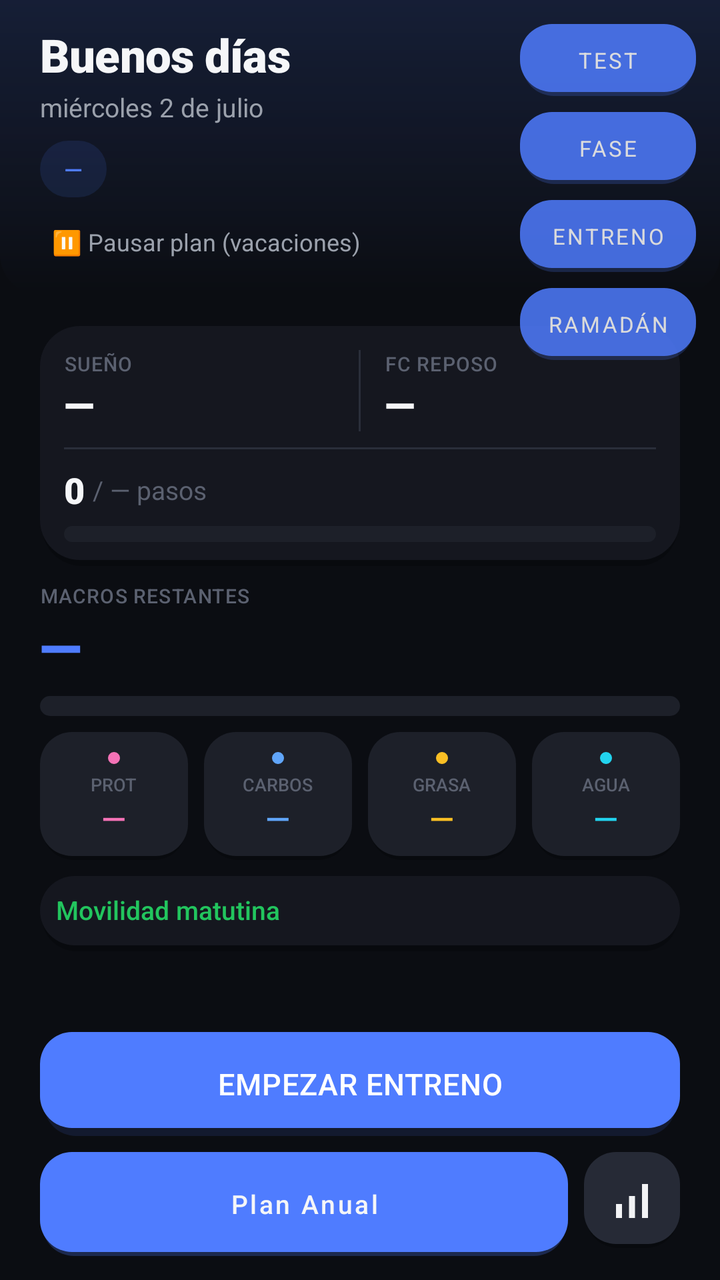
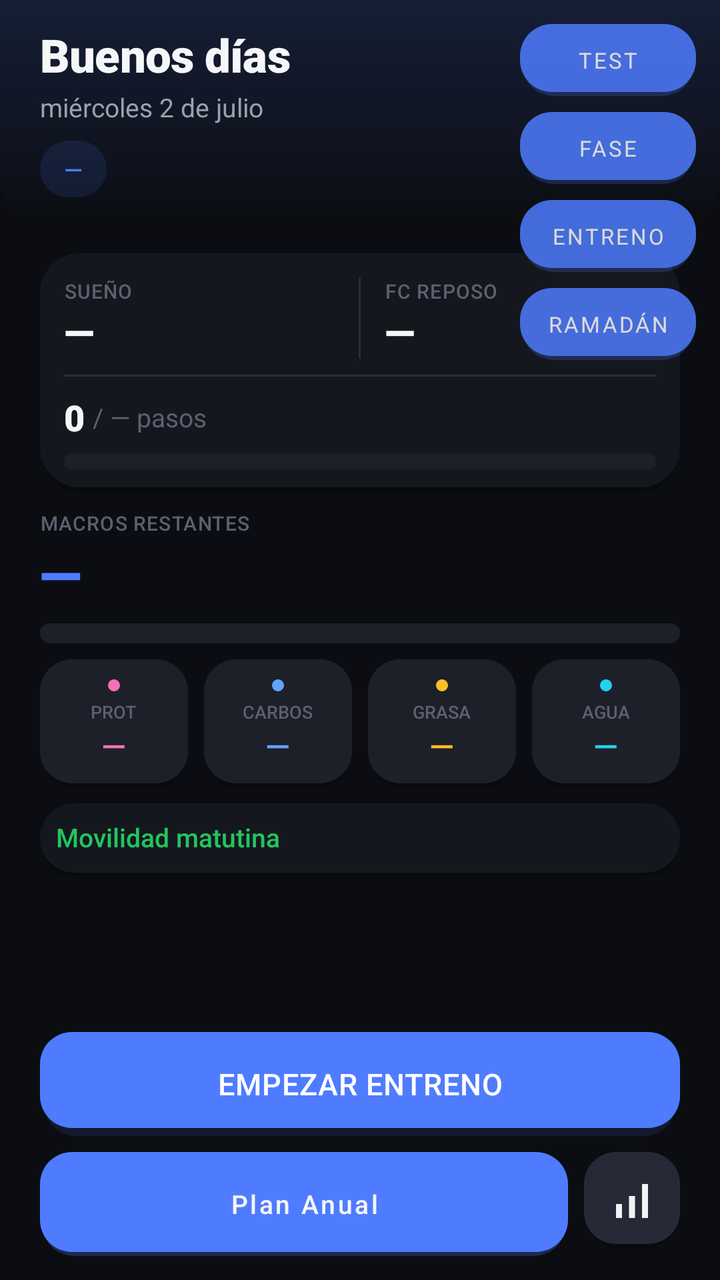

Compare the two renders of this Android layout. The source of the first and the diff that turns it into the second are given below.
<!-- AndroidManifest.xml: application theme Theme.FitBase -->
<!-- res/layout/activity_home.xml -->
<?xml version="1.0" encoding="utf-8"?>
<FrameLayout xmlns:android="http://schemas.android.com/apk/res/android"
    android:layout_width="match_parent"
    android:layout_height="match_parent"
    android:background="@color/background">


<LinearLayout
    android:layout_width="match_parent"
    android:layout_height="match_parent"
    android:orientation="vertical">

<ScrollView
    android:layout_width="match_parent"
    android:layout_height="0dp"
    android:layout_weight="1"
    android:fillViewport="true">

    <LinearLayout
        android:layout_width="match_parent"
        android:layout_height="wrap_content"
        android:orientation="vertical">

        
        <LinearLayout
            android:layout_width="match_parent"
            android:layout_height="wrap_content"
            android:orientation="vertical"
            android:background="@drawable/bg_hero_panel"
            android:paddingHorizontal="@dimen/screen_padding"
            android:paddingTop="@dimen/space_md"
            android:paddingBottom="@dimen/space_md">

            <TextView
                android:id="@+id/tvSaludo"
                android:layout_width="wrap_content"
                android:layout_height="wrap_content"
                android:text="Buenos días"
                android:textSize="@dimen/home_text_greeting"
                android:textColor="@color/text_primary"
                android:fontFamily="sans-serif-black"
                android:letterSpacing="-0.01" />

            <TextView
                android:id="@+id/tvFecha"
                android:layout_width="wrap_content"
                android:layout_height="wrap_content"
                android:text="miércoles 2 de julio"
                android:textSize="@dimen/home_text_meta"
                android:textColor="@color/text_secondary"
                android:layout_marginTop="2dp" />

            <LinearLayout
                android:layout_width="wrap_content"
                android:layout_height="wrap_content"
                android:orientation="horizontal"
                android:layout_marginTop="@dimen/space_sm"
                android:gravity="center_vertical">

                <TextView
                    android:id="@+id/tvTipoDia"
                    android:layout_width="wrap_content"
                    android:layout_height="wrap_content"
                    android:text="—"
                    android:textSize="@dimen/home_text_chip"
                    android:fontFamily="sans-serif-medium"
                    android:textColor="@color/accent"
                    android:background="@drawable/bg_chip_accent"
                    android:paddingHorizontal="@dimen/space_md"
                    android:paddingVertical="@dimen/space_xs" />

                <TextView
                    android:id="@+id/tvTipoSesion"
                    android:layout_width="wrap_content"
                    android:layout_height="wrap_content"
                    android:layout_marginStart="@dimen/space_sm"
                    android:text="—"
                    android:textSize="@dimen/home_text_chip"
                    android:fontFamily="sans-serif-medium"
                    android:textColor="@color/text_primary"
                    android:background="@drawable/bg_badge_actual"
                    android:paddingHorizontal="@dimen/space_md"
                    android:paddingVertical="@dimen/space_xs"
                    android:visibility="gone" />

                <TextView
                    android:id="@+id/tvFaseNombre"
                    android:layout_width="wrap_content"
                    android:layout_height="wrap_content"
                    android:layout_marginStart="@dimen/space_sm"
                    android:text="Hipertrofia I"
                    android:textSize="@dimen/home_text_chip"
                    android:textColor="@color/text_secondary"
                    android:background="@drawable/bg_badge_actual"
                    android:paddingHorizontal="@dimen/space_md"
                    android:paddingVertical="@dimen/space_xs"
                    android:visibility="gone" />
            </LinearLayout>

            
            <TextView
                android:id="@+id/tvResumenEntreno"
                android:layout_width="wrap_content"
                android:layout_height="wrap_content"
                android:layout_marginTop="@dimen/space_xs"
                android:text="—"
                android:textSize="@dimen/home_text_chip"
                android:textColor="@color/text_secondary"
                android:background="@drawable/bg_badge_actual"
                android:paddingHorizontal="@dimen/space_md"
                android:paddingVertical="@dimen/space_xs"
                android:visibility="gone" />

            <TextView
                android:id="@+id/tvPausarPlan"
                android:layout_width="wrap_content"
                android:layout_height="wrap_content"
                android:layout_marginTop="@dimen/space_sm"
                android:text="⏸ Pausar plan (vacaciones)"
                android:textSize="@dimen/home_text_chip"
                android:textColor="@color/text_secondary"
                android:padding="@dimen/space_xs"
                android:clickable="true"
                android:focusable="true"
                android:background="?attr/selectableItemBackground" />
        </LinearLayout>

        <LinearLayout
            android:layout_width="match_parent"
            android:layout_height="wrap_content"
            android:orientation="vertical"
            android:paddingHorizontal="@dimen/screen_padding"
            android:paddingTop="@dimen/space_sm"
            android:paddingBottom="@dimen/space_md">

        
        <LinearLayout
            android:id="@+id/bannerAusencia"
            android:layout_width="match_parent"
            android:layout_height="wrap_content"
            android:orientation="horizontal"
            android:background="@drawable/bg_card_flat"
            android:padding="@dimen/space_md"
            android:layout_marginTop="@dimen/space_sm"
            android:visibility="gone">

            <TextView
                android:id="@+id/tvAusenciaMensaje"
                android:layout_width="match_parent"
                android:layout_height="wrap_content"
                android:textSize="@dimen/home_text_chip"
                android:textColor="@color/text_secondary" />
        </LinearLayout>

        
        <LinearLayout
            android:id="@+id/cardManana"
            android:layout_width="match_parent"
            android:layout_height="wrap_content"
            android:orientation="horizontal"
            android:gravity="center_vertical"
            android:background="@drawable/bg_card_flat"
            android:padding="@dimen/space_md"
            android:layout_marginTop="@dimen/space_sm"
            android:visibility="gone">

            <TextView
                android:layout_width="wrap_content"
                android:layout_height="wrap_content"
                android:text="Mañana"
                android:textSize="@dimen/home_text_chip"
                android:fontFamily="sans-serif-medium"
                android:textColor="@color/accent" />

            <TextView
                android:id="@+id/tvMananaResumen"
                android:layout_width="0dp"
                android:layout_height="wrap_content"
                android:layout_weight="1"
                android:layout_marginStart="@dimen/space_sm"
                android:textSize="@dimen/home_text_chip"
                android:textColor="@color/text_secondary"
                android:gravity="end" />
        </LinearLayout>

        
        <LinearLayout
            android:id="@+id/bannerRamadan"
            android:layout_width="match_parent"
            android:layout_height="wrap_content"
            android:orientation="vertical"
            android:background="@drawable/bg_card_flat"
            android:padding="@dimen/space_md"
            android:layout_marginTop="@dimen/space_sm"
            android:visibility="gone">

            <TextView
                android:id="@+id/tvRamadanTitulo"
                android:layout_width="match_parent"
                android:layout_height="wrap_content"
                android:textSize="@dimen/home_text_meta"
                android:fontFamily="sans-serif-medium"
                android:textColor="@color/accent" />

            <TextView
                android:id="@+id/tvRamadanDetalle"
                android:layout_width="match_parent"
                android:layout_height="wrap_content"
                android:layout_marginTop="@dimen/space_xxs"
                android:textSize="@dimen/home_text_chip"
                android:textColor="@color/text_secondary" />
        </LinearLayout>

        
        <LinearLayout
            android:layout_width="match_parent"
            android:layout_height="wrap_content"
            android:orientation="vertical"
            android:background="@drawable/bg_card_flat"
            android:padding="@dimen/space_md"
            android:layout_marginTop="@dimen/space_sm">

            <LinearLayout
                android:layout_width="match_parent"
                android:layout_height="wrap_content"
                android:orientation="horizontal">

                <LinearLayout
                    android:layout_width="0dp"
                    android:layout_height="wrap_content"
                    android:layout_weight="1"
                    android:orientation="vertical">
                    <TextView
                        android:layout_width="wrap_content"
                        android:layout_height="wrap_content"
                        android:text="SUEÑO"
                        android:textSize="@dimen/home_text_label"
                        android:fontFamily="sans-serif-medium"
                        android:letterSpacing="0.04"
                        android:textColor="@color/text_tertiary" />
                    <TextView
                        android:id="@+id/tvSleepScore"
                        android:layout_width="wrap_content"
                        android:layout_height="wrap_content"
                        android:text="—"
                        android:textSize="@dimen/home_text_value_lg"
                        android:fontFamily="sans-serif-black"
                        android:textColor="@color/text_primary" />
                </LinearLayout>

                <View
                    android:layout_width="1dp"
                    android:layout_height="match_parent"
                    android:background="@color/colorSeparator" />

                <LinearLayout
                    android:layout_width="0dp"
                    android:layout_height="wrap_content"
                    android:layout_weight="1"
                    android:orientation="vertical"
                    android:paddingStart="@dimen/space_md">
                    <TextView
                        android:layout_width="wrap_content"
                        android:layout_height="wrap_content"
                        android:text="FC REPOSO"
                        android:textSize="@dimen/home_text_label"
                        android:fontFamily="sans-serif-medium"
                        android:letterSpacing="0.04"
                        android:textColor="@color/text_tertiary" />
                    <TextView
                        android:id="@+id/tvFcReposo"
                        android:layout_width="wrap_content"
                        android:layout_height="wrap_content"
                        android:text="—"
                        android:textSize="@dimen/home_text_value_lg"
                        android:fontFamily="sans-serif-black"
                        android:textColor="@color/text_primary" />
                </LinearLayout>
            </LinearLayout>

            <TextView
                android:id="@+id/tvAvisoFatiga"
                android:layout_width="match_parent"
                android:layout_height="wrap_content"
                android:text="Sueño pobre — sesión reducida"
                android:textSize="@dimen/home_text_chip"
                android:textColor="@color/warning"
                android:layout_marginTop="@dimen/space_xs"
                android:visibility="gone" />

            <View
                android:layout_width="match_parent"
                android:layout_height="1dp"
                android:background="@color/colorSeparator"
                android:layout_marginTop="@dimen/space_sm"
                android:layout_marginBottom="@dimen/space_sm" />

            <LinearLayout
                android:layout_width="match_parent"
                android:layout_height="wrap_content"
                android:orientation="horizontal"
                android:gravity="center_vertical">

                <TextView
                    android:id="@+id/tvPasos"
                    android:layout_width="wrap_content"
                    android:layout_height="wrap_content"
                    android:text="0"
                    android:textSize="@dimen/home_text_value_md"
                    android:fontFamily="sans-serif-black"
                    android:textColor="@color/text_primary" />

                <TextView
                    android:id="@+id/tvPasosObj"
                    android:layout_width="wrap_content"
                    android:layout_height="wrap_content"
                    android:text="/ — pasos"
                    android:textSize="@dimen/home_text_meta"
                    android:textColor="@color/text_tertiary"
                    android:layout_marginStart="@dimen/space_xxs" />
            </LinearLayout>

            <ProgressBar
                android:id="@+id/progressPasos"
                style="@android:style/Widget.ProgressBar.Horizontal"
                android:layout_width="match_parent"
                android:layout_height="8dp"
                android:layout_marginTop="@dimen/space_xs"
                android:progressDrawable="@drawable/progress_pasos"
                android:max="8000" />

            <TextView
                android:id="@+id/tvCardioInfo"
                android:layout_width="match_parent"
                android:layout_height="wrap_content"
                android:text="20 min bici post-gym"
                android:textSize="@dimen/home_text_chip"
                android:textColor="@color/text_secondary"
                android:layout_marginTop="@dimen/space_sm"
                android:visibility="gone" />
        </LinearLayout>

        
        <TextView
            android:layout_width="wrap_content"
            android:layout_height="wrap_content"
            android:text="MACROS RESTANTES"
            android:textSize="@dimen/home_text_label"
            android:fontFamily="sans-serif-medium"
            android:letterSpacing="0.04"
            android:textColor="@color/text_tertiary"
            android:layout_marginTop="@dimen/space_sm" />

        <TextView
            android:id="@+id/tvCaloriasRestantes"
            android:layout_width="wrap_content"
            android:layout_height="wrap_content"
            android:text="—"
            android:textSize="@dimen/home_text_value_xl"
            android:textColor="@color/accent"
            android:fontFamily="sans-serif-black"
            android:letterSpacing="-0.02" />

        <ProgressBar
            android:id="@+id/progressCalorias"
            style="@android:style/Widget.ProgressBar.Horizontal"
            android:layout_width="match_parent"
            android:layout_height="10dp"
            android:layout_marginTop="@dimen/space_xs"
            android:progressDrawable="@drawable/progress_calorias"
            android:max="3280" />

        <LinearLayout
            android:layout_width="match_parent"
            android:layout_height="wrap_content"
            android:orientation="horizontal"
            android:layout_marginTop="@dimen/space_sm">

            <LinearLayout
                android:layout_width="0dp"
                android:layout_height="wrap_content"
                android:layout_weight="1"
                android:orientation="vertical"
                android:gravity="center"
                android:background="@drawable/bg_macro_card"
                android:padding="@dimen/tile_padding">
                <View
                    android:layout_width="6dp"
                    android:layout_height="6dp"
                    android:layout_marginBottom="@dimen/space_xxs"
                    android:background="@drawable/shape_dot"
                    android:backgroundTint="@color/colorProteina" />
                <TextView android:layout_width="wrap_content" android:layout_height="wrap_content"
                    android:text="PROT" android:textSize="@dimen/home_text_label_xs" android:fontFamily="sans-serif-medium" android:textColor="@color/text_tertiary" />
                <TextView android:id="@+id/tvProtRestante" android:layout_width="wrap_content"
                    android:layout_height="wrap_content" android:text="—"
                    android:textSize="@dimen/home_text_value_sm" android:fontFamily="sans-serif-medium" android:textColor="@color/colorProteina" />
            </LinearLayout>

            <LinearLayout
                android:layout_width="0dp"
                android:layout_height="wrap_content"
                android:layout_weight="1"
                android:orientation="vertical"
                android:gravity="center"
                android:background="@drawable/bg_macro_card"
                android:padding="@dimen/tile_padding"
                android:layout_marginStart="@dimen/space_sm">
                <View
                    android:layout_width="6dp"
                    android:layout_height="6dp"
                    android:layout_marginBottom="@dimen/space_xxs"
                    android:background="@drawable/shape_dot"
                    android:backgroundTint="@color/colorCarbos" />
                <TextView android:layout_width="wrap_content" android:layout_height="wrap_content"
                    android:text="CARBOS" android:textSize="@dimen/home_text_label_xs" android:fontFamily="sans-serif-medium" android:textColor="@color/text_tertiary" />
                <TextView android:id="@+id/tvCarbosRestantes" android:layout_width="wrap_content"
                    android:layout_height="wrap_content" android:text="—"
                    android:textSize="@dimen/home_text_value_sm" android:fontFamily="sans-serif-medium" android:textColor="@color/colorCarbos" />
            </LinearLayout>

            <LinearLayout
                android:layout_width="0dp"
                android:layout_height="wrap_content"
                android:layout_weight="1"
                android:orientation="vertical"
                android:gravity="center"
                android:background="@drawable/bg_macro_card"
                android:padding="@dimen/tile_padding"
                android:layout_marginStart="@dimen/space_sm">
                <View
                    android:layout_width="6dp"
                    android:layout_height="6dp"
                    android:layout_marginBottom="@dimen/space_xxs"
                    android:background="@drawable/shape_dot"
                    android:backgroundTint="@color/colorGrasa" />
                <TextView android:layout_width="wrap_content" android:layout_height="wrap_content"
                    android:text="GRASA" android:textSize="@dimen/home_text_label_xs" android:fontFamily="sans-serif-medium" android:textColor="@color/text_tertiary" />
                <TextView android:id="@+id/tvGrasasRestantes" android:layout_width="wrap_content"
                    android:layout_height="wrap_content" android:text="—"
                    android:textSize="@dimen/home_text_value_sm" android:fontFamily="sans-serif-medium" android:textColor="@color/colorGrasa" />
            </LinearLayout>

            <LinearLayout
                android:layout_width="0dp"
                android:layout_height="wrap_content"
                android:layout_weight="1"
                android:orientation="vertical"
                android:gravity="center"
                android:background="@drawable/bg_macro_card"
                android:padding="@dimen/tile_padding"
                android:layout_marginStart="@dimen/space_sm">
                <View
                    android:layout_width="6dp"
                    android:layout_height="6dp"
                    android:layout_marginBottom="@dimen/space_xxs"
                    android:background="@drawable/shape_dot"
                    android:backgroundTint="@color/colorAgua" />
                <TextView android:layout_width="wrap_content" android:layout_height="wrap_content"
                    android:text="AGUA" android:textSize="@dimen/home_text_label_xs" android:fontFamily="sans-serif-medium" android:textColor="@color/text_tertiary" />
                <TextView android:id="@+id/tvAgua" android:layout_width="wrap_content"
                    android:layout_height="wrap_content" android:text="—"
                    android:textSize="@dimen/home_text_value_sm" android:fontFamily="sans-serif-medium" android:textColor="@color/colorAgua" />
            </LinearLayout>
        </LinearLayout>

        
        <LinearLayout
            android:layout_width="match_parent"
            android:layout_height="wrap_content"
            android:orientation="vertical"
            android:layout_marginTop="@dimen/space_sm"
            android:background="@drawable/bg_card_flat"
            android:padding="@dimen/space_sm">

            <TextView
                android:id="@+id/tvMovilidadTitulo"
                android:layout_width="match_parent"
                android:layout_height="wrap_content"
                android:text="Movilidad matutina"
                android:textSize="@dimen/home_text_meta"
                android:fontFamily="sans-serif-medium"
                android:textColor="@color/success" />

            <LinearLayout
                android:id="@+id/layoutMovilidad"
                android:layout_width="match_parent"
                android:layout_height="wrap_content"
                android:orientation="vertical"
                android:layout_marginTop="@dimen/space_xxs" />
        </LinearLayout>

        
        <LinearLayout
            android:id="@+id/cardCore"
            android:layout_width="match_parent"
            android:layout_height="wrap_content"
            android:orientation="vertical"
            android:layout_marginTop="@dimen/space_sm"
            android:background="@drawable/bg_card_flat"
            android:padding="@dimen/space_sm"
            android:visibility="gone">

            <LinearLayout
                android:id="@+id/headerCore"
                android:layout_width="match_parent"
                android:layout_height="wrap_content"
                android:orientation="horizontal"
                android:gravity="center_vertical"
                android:clickable="true"
                android:focusable="true"
                android:background="?attr/selectableItemBackground">

                <TextView
                    android:id="@+id/tvCoreTitulo"
                    android:layout_width="0dp"
                    android:layout_height="wrap_content"
                    android:layout_weight="1"
                    android:text="Core"
                    android:textSize="@dimen/home_text_meta"
                    android:fontFamily="sans-serif-medium"
                    android:textColor="@color/success" />

                <TextView
                    android:id="@+id/tvCoreChevron"
                    android:layout_width="wrap_content"
                    android:layout_height="wrap_content"
                    android:text="▸"
                    android:textSize="@dimen/home_text_meta"
                    android:textColor="@color/success" />
            </LinearLayout>

            <LinearLayout
                android:id="@+id/layoutCore"
                android:layout_width="match_parent"
                android:layout_height="wrap_content"
                android:orientation="vertical"
                android:layout_marginTop="@dimen/space_xs"
                android:visibility="gone" />
        </LinearLayout>

        </LinearLayout>
    </LinearLayout>
</ScrollView>

    
    <LinearLayout
        android:layout_width="match_parent"
        android:layout_height="wrap_content"
        android:orientation="vertical"
        android:paddingHorizontal="@dimen/screen_padding"
        android:paddingBottom="@dimen/space_md">

        
        <Button
            android:id="@+id/btnEmpezarEntreno"
            style="@style/Widget.FitBase.Button.Primary"
            android:layout_marginTop="@dimen/space_md"
            android:text="EMPEZAR ENTRENO"
            android:visibility="visible" />

        <TextView
            android:id="@+id/tvSesionTipo"
            android:layout_width="wrap_content"
            android:layout_height="wrap_content"
            android:layout_gravity="center_horizontal"
            android:layout_marginTop="@dimen/space_xxs"
            android:textSize="@dimen/home_text_meta"
            android:textColor="@color/text_tertiary"
            android:visibility="gone" />

        <TextView
            android:id="@+id/tvSesionFase"
            android:layout_width="wrap_content"
            android:layout_height="wrap_content"
            android:visibility="gone" />

        
        <LinearLayout
            android:layout_width="match_parent"
            android:layout_height="wrap_content"
            android:orientation="horizontal"
            android:layout_marginTop="@dimen/space_sm">

            <Button
                android:id="@+id/btnPlanAnual"
                style="@style/Widget.FitBase.Button.Secondary"
                android:layout_width="0dp"
                android:layout_weight="1"
                android:text="Plan Anual"
                android:textSize="@dimen/home_text_meta" />

            <ImageButton
                android:id="@+id/btnProgresion"
                android:layout_width="@dimen/touch_target_min"
                android:layout_height="@dimen/touch_target_min"
                android:layout_marginStart="@dimen/space_sm"
                android:contentDescription="Progresión"
                android:padding="@dimen/space_md"
                android:scaleType="fitCenter"
                android:src="@drawable/ic_chart"
                android:background="@drawable/button_secondary" />
        </LinearLayout>
    </LinearLayout>

</LinearLayout>

    
    <Button
        android:id="@+id/btnTest"
        android:layout_width="wrap_content"
        android:layout_height="36dp"
        android:layout_gravity="top|end"
        android:layout_margin="12dp"
        android:alpha="0.85"
        android:paddingHorizontal="12dp"
        android:text="TEST"
        android:textSize="11sp"
        android:background="@drawable/button_secondary" />

    <Button
        android:id="@+id/btnPreviewFase"
        android:layout_width="wrap_content"
        android:layout_height="36dp"
        android:layout_gravity="top|end"
        android:layout_marginTop="56dp"
        android:layout_marginEnd="12dp"
        android:alpha="0.85"
        android:paddingHorizontal="12dp"
        android:text="FASE"
        android:textSize="11sp"
        android:background="@drawable/button_secondary" />

    <Button
        android:id="@+id/btnPreviewEntreno"
        android:layout_width="wrap_content"
        android:layout_height="36dp"
        android:layout_gravity="top|end"
        android:layout_marginTop="100dp"
        android:layout_marginEnd="12dp"
        android:alpha="0.85"
        android:paddingHorizontal="12dp"
        android:text="ENTRENO"
        android:textSize="11sp"
        android:background="@drawable/button_secondary" />

    
    <Button
        android:id="@+id/btnPreviewRamadan"
        android:layout_width="wrap_content"
        android:layout_height="36dp"
        android:layout_gravity="top|end"
        android:layout_marginTop="144dp"
        android:layout_marginEnd="12dp"
        android:alpha="0.85"
        android:paddingHorizontal="12dp"
        android:text="RAMADÁN"
        android:textSize="11sp"
        android:background="@drawable/button_secondary" />

</FrameLayout>
<!-- resources referenced by this layout -->
<resources>
  <color name="accent">#4F7CFF</color>
  <color name="background">#0B0D12</color>
  <color name="colorAgua">#22D3EE</color>
  <color name="colorCarbos">#60A5FA</color>
  <color name="colorGrasa">#FBBF24</color>
  <color name="colorProteina">#F472B6</color>
  <color name="colorSeparator">#2A2E3A</color>
  <color name="success">#22C55E</color>
  <color name="text_primary">#F5F6F8</color>
  <color name="text_secondary">#9BA1AC</color>
  <color name="text_tertiary">#5B6170</color>
  <color name="warning">#F97316</color>
  <dimen name="home_text_chip">12sp</dimen>
  <dimen name="home_text_greeting">23sp</dimen>
  <dimen name="home_text_label">10sp</dimen>
  <dimen name="home_text_label_xs">9sp</dimen>
  <dimen name="home_text_meta">13sp</dimen>
  <dimen name="home_text_value_lg">20sp</dimen>
  <dimen name="home_text_value_md">18sp</dimen>
  <dimen name="home_text_value_sm">16sp</dimen>
  <dimen name="home_text_value_xl">28sp</dimen>
  <dimen name="screen_padding">20dp</dimen>
  <dimen name="space_md">12dp</dimen>
  <dimen name="space_sm">8dp</dimen>
  <dimen name="space_xs">6dp</dimen>
  <dimen name="space_xxs">4dp</dimen>
  <dimen name="tile_padding">10dp</dimen>
  <dimen name="touch_target_min">48dp</dimen>
  <!-- drawable bg_badge_actual (drawable) -->
  <?xml version="1.0" encoding="utf-8"?>
  <shape xmlns:android="http://schemas.android.com/apk/res/android"
      android:shape="rectangle">
      <corners android:radius="@dimen/radius_pill" />
      <solid android:color="@color/colorSurfaceElevated2" />
  </shape>
  <!-- drawable bg_chip_accent (drawable) -->
  <?xml version="1.0" encoding="utf-8"?>
  <shape xmlns:android="http://schemas.android.com/apk/res/android"
      android:shape="rectangle">
      <corners android:radius="@dimen/radius_pill" />
      <solid android:color="@color/colorAccentWash" />
  </shape>
  <!-- drawable ic_chart (drawable) -->
  <?xml version="1.0" encoding="utf-8"?>
  <vector xmlns:android="http://schemas.android.com/apk/res/android"
      android:width="18dp"
      android:height="18dp"
      android:viewportWidth="24"
      android:viewportHeight="24">
      <path
          android:fillColor="#F2F3F5"
          android:pathData="M4,14h3v7H4zM10.5,10h3v11h-3zM17,4h3v17h-3z" />
  </vector>
  <!-- drawable shape_dot (drawable) -->
  <?xml version="1.0" encoding="utf-8"?>
  <shape xmlns:android="http://schemas.android.com/apk/res/android"
      android:shape="oval">
      <solid android:color="@android:color/white" />
  </shape>
  <dimen name="radius_pill">100dp</dimen>
  <color name="colorSurfaceElevated2">#262A36</color>
  <dimen name="radius_card">20dp</dimen>
  <color name="colorShadow">#40000000</color>
  <color name="colorSurface">#15171F</color>
  <color name="colorAccentWash">#1F4F7CFF</color>
  <dimen name="radius_button">16dp</dimen>
  <color name="colorSurfaceElevated">#1D2029</color>
  <color name="colorAccentPrimary">#4F7CFF</color>
  <color name="colorAccentSecondary">#A855F7</color>
  <color name="colorSuccess">#22C55E</color>
  <color name="white">#FFFFFF</color>
  <color name="colorTextPrimary">#F5F6F8</color>
  <color name="colorTextSecondary">#9BA1AC</color>
  <color name="colorBackground">#0B0D12</color>
  <style name="Widget.FitBase.Button.Press" parent="Widget.MaterialComponents.Button">
          <item name="android:stateListAnimator">@animator/btn_press_scale</item>
      </style>
  <style name="Widget.FitBase.ImageButton.Press" parent="Widget.AppCompat.ImageButton">
          <item name="android:stateListAnimator">@animator/btn_press_scale</item>
      </style>
  <!-- unchanged entries left out for length: 10 -->
</resources>

<!-- the commit's change to res/layout/activity_home.xml (unified diff, before → after) -->
@@ -110,19 +110,6 @@
                 android:paddingHorizontal="@dimen/space_md"
                 android:paddingVertical="@dimen/space_xs"
                 android:visibility="gone" />
-
-            <TextView
-                android:id="@+id/tvPausarPlan"
-                android:layout_width="wrap_content"
-                android:layout_height="wrap_content"
-                android:layout_marginTop="@dimen/space_sm"
-                android:text="⏸ Pausar plan (vacaciones)"
-                android:textSize="@dimen/home_text_chip"
-                android:textColor="@color/text_secondary"
-                android:padding="@dimen/space_xs"
-                android:clickable="true"
-                android:focusable="true"
-                android:background="?attr/selectableItemBackground" />
         </LinearLayout>
 
         <LinearLayout
@@ -181,6 +168,21 @@
                 android:textSize="@dimen/home_text_chip"
                 android:textColor="@color/text_secondary"
                 android:gravity="end" />
+
+            
+            <TextView
+                android:id="@+id/tvPausarPlan"
+                android:layout_width="wrap_content"
+                android:layout_height="wrap_content"
+                android:layout_marginStart="@dimen/space_sm"
+                android:text="⏸"
+                android:textSize="@dimen/home_text_chip"
+                android:textColor="@color/text_secondary"
+                android:contentDescription="Pausar plan (vacaciones)"
+                android:padding="@dimen/space_xs"
+                android:clickable="true"
+                android:focusable="true"
+                android:background="?attr/selectableItemBackground" />
         </LinearLayout>
 
         
